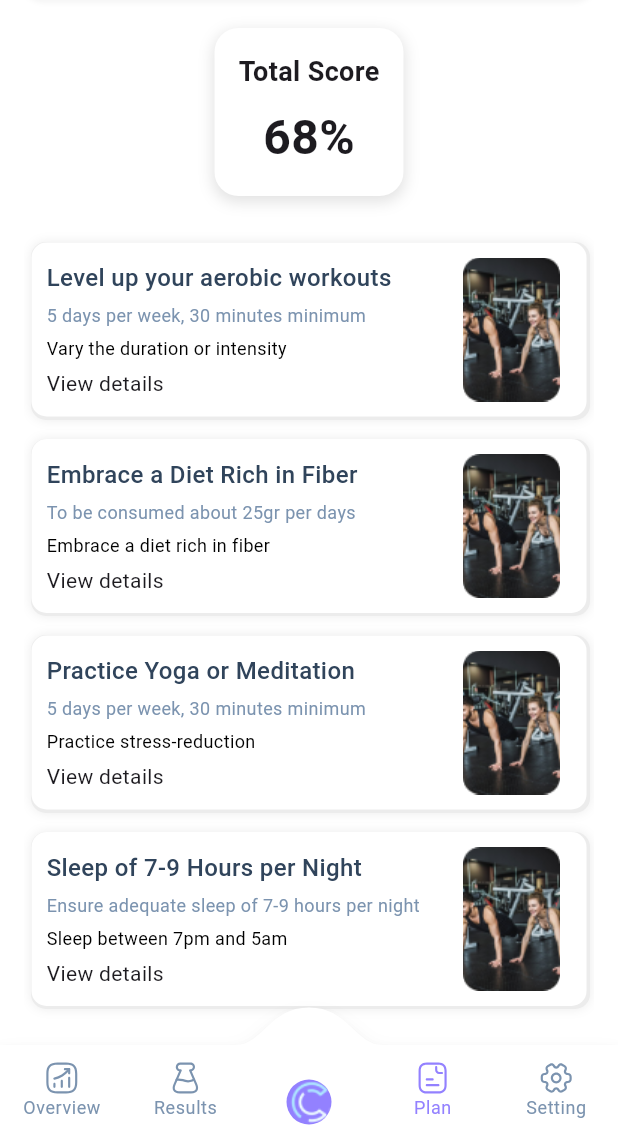
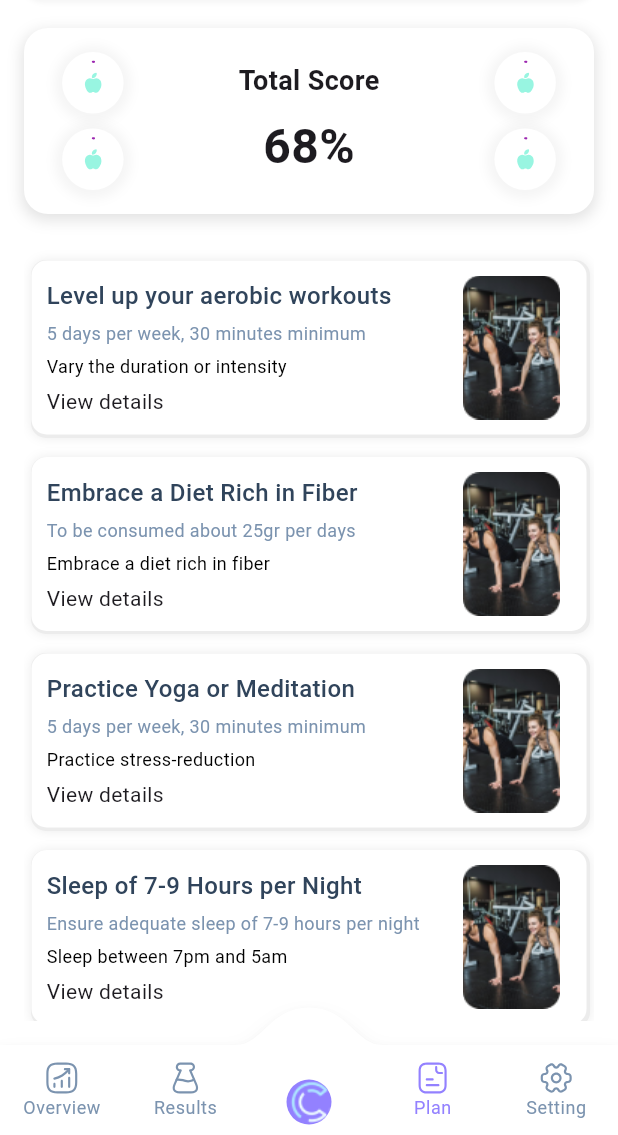
Before and after one commit to SellGURU/copilot-mobileApp, a Flutter app: the screen it shows after launch, item 4 of the bottom bar chosen, on a phone screen of 412 x 824 dp, the part 101-1236 px from its top. Run offline on Flutter 3.47's test engine with Material 3 defaults, Android fonts, the phone set to English and light mode, and no system bars; drawn by our look-alikes of convex_bottom_bar, syncfusion_flutter_gauges; our stand-ins replace fl_chart, flutter_bloc, flutter_svg, google_fonts, shared_preferences.

Commit message:
UPDATE:add normal Gauges

```diff
--- a/lib/screens/plan/planScreen.dart
+++ b/lib/screens/plan/planScreen.dart
@@ -4,6 +4,8 @@ import 'package:flutter_svg/svg.dart';
 import 'package:test_copilet/components/text_style.dart';
 
 import '../../res/colors.dart';
+import '../../widgets/gauges.dart';
+import '../../widgets/normal-Gauges.dart';
 
 class HealthPlanScreen extends StatefulWidget {
   @override
@@ -14,6 +16,7 @@ class _HealthPlanScreenState extends State<HealthPlanScreen> {
   var indexItem = 0;
   @override
   Widget build(BuildContext context) {
+    var size = MediaQuery.of(context).size;
     return Padding(
       padding: const EdgeInsets.all(16.0),
       child: Column(
@@ -234,7 +237,19 @@ class _HealthPlanScreenState extends State<HealthPlanScreen> {
                 ),
               ],
             ),
-            child: const Column(
+            child: Row(
+              mainAxisAlignment: MainAxisAlignment.center,
+              children: [
+                Column(
+                  children: [
+                    NormalGauges(),
+                    SizedBox(height: 10,),
+                    NormalGauges()
+                  ],
+                ),
+                 Container(
+                   width: size.width*.6,
+                   child: Column(
                     children: [
                       Text(
                         'Total Score',
@@ -244,6 +259,16 @@ class _HealthPlanScreenState extends State<HealthPlanScreen> {
                       Text(
                         '68%',
                         style: TextStyle(fontSize: 32, fontWeight: FontWeight.bold),
+                      ),
+                    ],
+                                   ),
+                 ),
+                Column(
+                  children: [
+                    NormalGauges(),
+                    SizedBox(height: 10,),
+                    NormalGauges()
+                  ],
                 ),
               ],
             ),
--- /dev/null
+++ b/lib/widgets/normal-Gauges.dart
@@ -0,0 +1,69 @@
+import 'package:flutter/cupertino.dart';
+import 'package:flutter/material.dart';
+import 'package:flutter_svg/svg.dart';
+import 'package:syncfusion_flutter_gauges/gauges.dart';
+import 'package:test_copilet/components/text_style.dart';
+
+class NormalGauges extends StatelessWidget {
+  const NormalGauges({super.key});
+
+  @override
+  Widget build(BuildContext context) {
+    return Column(
+      children: [
+        Container(
+          width: 41,
+          height: 41,
+          decoration: BoxDecoration(
+              borderRadius: BorderRadius.circular(1000),
+              color: Colors.white,
+              boxShadow: [
+                BoxShadow(
+                  color: Colors.grey.withOpacity(.1),
+                  spreadRadius: 5,
+                  blurRadius: 5,
+                  offset: const Offset(0, 1), // changes position of shadow
+                ),
+              ]),
+          child: Padding(
+            padding: const EdgeInsets.all(5.0),
+            child: SfRadialGauge(axes: <RadialAxis>[
+              RadialAxis(
+                minimum: 0,
+                maximum: 100,
+                showLabels: false,
+                showTicks: false,
+                startAngle: 270,
+                annotations: <GaugeAnnotation>[
+                  GaugeAnnotation(
+                      widget: Container(
+                    child: SvgPicture.asset(
+                      'assets/apple.svg',
+                      width: 15,
+                    ),
+                  ))
+                ],
+                endAngle: -442,
+                axisLineStyle: AxisLineStyle(
+                  thickness: 0.05,
+                  color: Colors.white,
+                  thicknessUnit: GaugeSizeUnit.factor,
+                ),
+                pointers: <GaugePointer>[
+                  RangePointer(
+                    color: Colors.purple,
+                    cornerStyle: CornerStyle.bothCurve,
+                    enableAnimation: true,
+                    value: 40,
+                    width: 0.1,
+                    sizeUnit: GaugeSizeUnit.factor,
+                  )
+                ],
+              )
+            ]),
+          ),
+        ),
+      ],
+    );
+  }
+}
```
Lines whose indentation alone changed are shown as unchanged.
